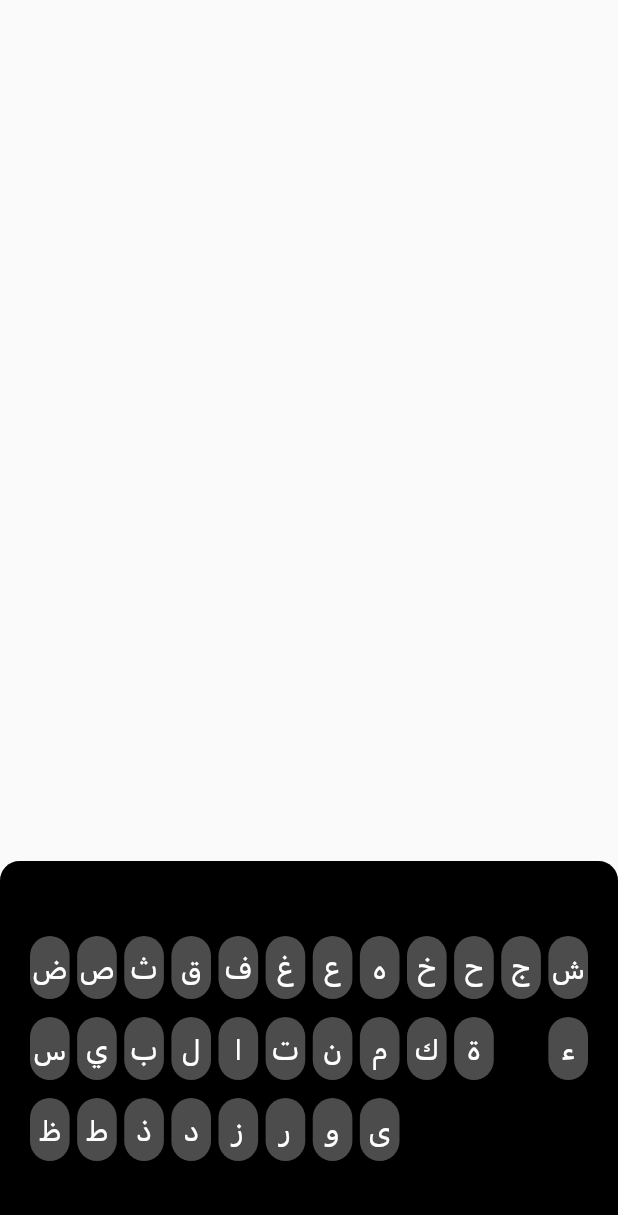
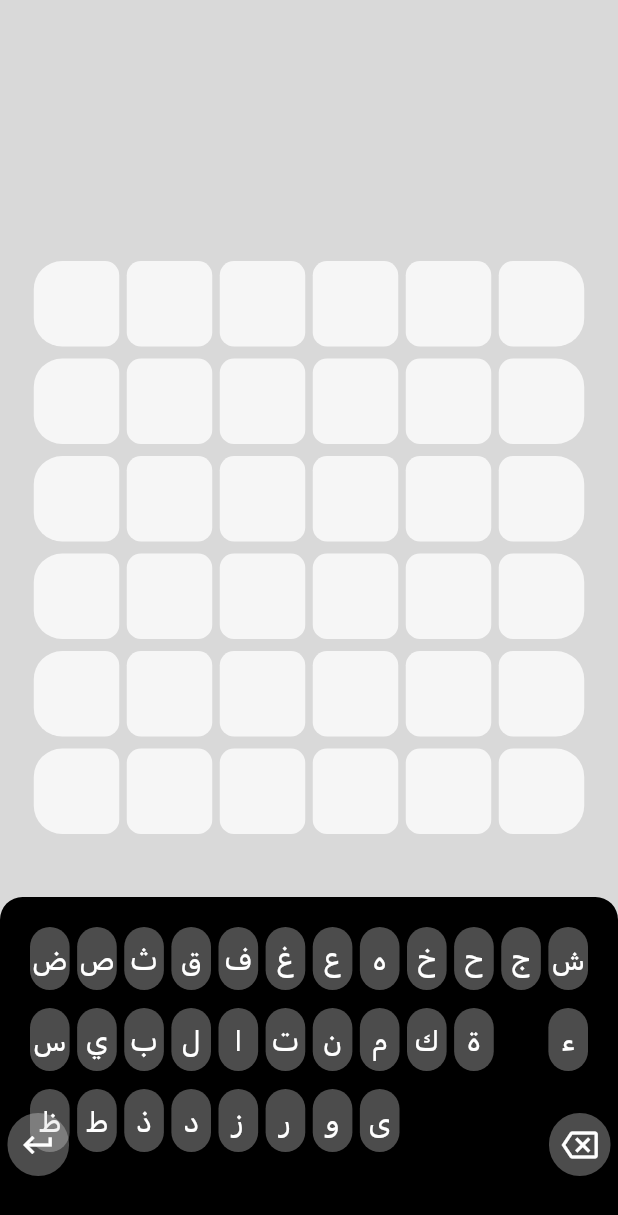
Before and after one commit to sof9816/kelma, a Flutter app: the screen it shows after launch, on a phone screen of 412 x 824 dp. Shown: the top 1215 px of the screen. Run offline on Flutter 3.47's test engine with Material 2 defaults, Android fonts, the phone set to English and light mode, and no system bars.

Commit message:
:white_check_mark: done: triesGrid and some refactor
triesGrid and keyboard converted to widgets and fix layouts with mediaQuery and refactor code to enhance it and minmize it.

```diff
--- a/lib/home.dart
+++ b/lib/home.dart
@@ -1,4 +1,6 @@
 import 'package:flutter/material.dart';
+import 'package:kelma/widgets/keyboard.dart';
+import 'package:kelma/widgets/tries.dart';
 
 class Home extends StatefulWidget {
   const Home({Key? key}) : super(key: key);
@@ -8,96 +10,22 @@ class Home extends StatefulWidget {
 }
 
 class _HomeState extends State<Home> {
-  String letters =
-      "ض0ص0ث0ق0ف0غ0ع0ه0خ0ح0ج0ش0س0ي0ب0ل0ا0ت0ن0م0ك0ة0ء0ظ0ط0ذ0د0ز0ر0و0ى";
-
   @override
   Widget build(BuildContext context) {
     return Scaffold(
       // appBar: AppBar(),
       body: Center(
-        child: Stack(
-          children: [
-            Positioned(
-              bottom: 0,
-              left: 0,
-              right: 0,
-              child: Container(
-                height: 250,
-                decoration: const BoxDecoration(
-                  color: Colors.black,
-                  borderRadius: BorderRadius.only(
-                      topLeft: Radius.circular(13.0),
-                      topRight: Radius.circular(13.0)),
-                ),
-                child: GridView.builder(
-                    padding: const EdgeInsets.fromLTRB(20, 50, 20, 50),
-                    gridDelegate:
-                        const SliverGridDelegateWithMaxCrossAxisExtent(
-                            maxCrossAxisExtent: 26,
-                            mainAxisExtent: 42,
-                            childAspectRatio: 26 / 42,
-                            crossAxisSpacing: 5,
-                            mainAxisSpacing: 12),
-                    itemCount: letters.split("0").length + 2,
-                    itemBuilder: (BuildContext ctx, index) {
-                      return GestureDetector(
-                        onTap: () {
-                          int newIndex = index + 1;
-                          int count = letters.split("0").length;
-                          if (newIndex == 23 || newIndex == count + 2) {
-                            return;
-                          }
-                        },
-                        child: Container(
-                          width: 29,
-                          height: 42,
-                          alignment: Alignment.center,
-                          child: letterWidget(index, letters),
-                          decoration: BoxDecoration(
-                              color: getColor(index),
-                              borderRadius: BorderRadius.circular(15)),
-                        ),
-                      );
-                    }),
-              ),
-            ),
-          ],
+        child: Container(
+          color: const Color(0xFFD9D9D9),
+          child: Stack(
+            children: const [
+              Positioned(top: 150, left: 0, right: 0, child: TriesGrid()),
+              Positioned(bottom: 0, left: 0, right: 0, child: Keyboard()),
+            ],
+          ),
         ),
       ),
       // This trailing comma makes auto-formatting nicer for build methods.
     );
   }
-
-  Color getColor(index) {
-    int newIndex = index + 1;
-    int count = letters.split("0").length;
-    if (newIndex == 23 || newIndex == count + 2) {
-      return Colors.black;
-    } else {
-      return const Color.fromARGB(89, 217, 217, 217);
-    }
-  }
-
-  Widget letterWidget(index, letters) {
-    int count = letters.split("0").length;
-    int newIndex = index + 1;
-    if (newIndex == 23) {
-      return const Text("");
-    }
-    if (newIndex == count + 2) {
-      return const Text("");
-    }
-    if (newIndex > 23 && newIndex < count + 2) {
-      return Text(
-        letters.split("0")[index - 1],
-        style: Theme.of(context).textTheme.bodyText1!.copyWith(fontSize: 20),
-      );
-    }
-    String letter = letters.split("0")[index];
-    return Text(
-      letter,
-      style: Theme.of(context).textTheme.bodyText1!.copyWith(fontSize: 20),
-    );
-  }
 }
--- /dev/null
+++ b/lib/widgets/keyboard.dart
@@ -0,0 +1,129 @@
+import 'package:flutter/material.dart';
+
+class Keyboard extends StatelessWidget {
+  const Keyboard({Key? key}) : super(key: key);
+
+  final String letters =
+      "ض0ص0ث0ق0ف0غ0ع0ه0خ0ح0ج0ش0س0ي0ب0ل0ا0ت0ن0م0ك0ة0ء0ظ0ط0ذ0د0ز0ر0و0ى";
+
+  @override
+  Widget build(BuildContext context) {
+    return keyboardGrid(context);
+  }
+
+  Widget keyboardGrid(context) {
+    double height = (MediaQuery.of(context).size.height / 4) + 20;
+    return Stack(
+      children: [
+        Container(
+          height: height,
+          decoration: BoxDecoration(
+            color: Colors.black,
+            borderRadius: BorderRadius.only(
+                topLeft: Radius.circular(height / 15),
+                topRight: Radius.circular(height / 15)),
+          ),
+          child: GridView.builder(
+              padding: const EdgeInsets.fromLTRB(20, 20, 20, 20),
+              gridDelegate: const SliverGridDelegateWithMaxCrossAxisExtent(
+                  maxCrossAxisExtent: 26,
+                  mainAxisExtent: 42,
+                  childAspectRatio: 26 / 42,
+                  crossAxisSpacing: 5,
+                  mainAxisSpacing: 12),
+              itemCount: letters.split("0").length + 2,
+              itemBuilder: (BuildContext ctx, index) {
+                return GestureDetector(
+                  onTap: () {
+                    int newIndex = index + 1;
+                    int count = letters.split("0").length;
+                    if (newIndex == 23 || newIndex == count + 2) {
+                      return;
+                    }
+                  },
+                  child: Container(
+                    width: 29,
+                    height: 42,
+                    alignment: Alignment.center,
+                    decoration: BoxDecoration(
+                        color: getColor(index),
+                        borderRadius: BorderRadius.circular(15)),
+                    child: letterWidget(context, index, letters),
+                  ),
+                );
+              }),
+        ),
+        Positioned(bottom: 40, left: 5, child: enterButton()),
+        Positioned(bottom: 40, right: 5, child: removeButton())
+      ],
+    );
+  }
+
+  Color getColor(index) {
+    int newIndex = index + 1;
+    int count = letters.split("0").length;
+    if (newIndex == 23 || newIndex == count + 2) {
+      return Colors.black;
+    } else {
+      return const Color.fromARGB(89, 217, 217, 217);
+    }
+  }
+
+  Widget enterButton() {
+    return Container(
+      width: 41,
+      height: 42,
+      alignment: Alignment.center,
+      decoration: BoxDecoration(
+          color: const Color.fromARGB(89, 217, 217, 217),
+          borderRadius: BorderRadius.circular(22)),
+      child: IconButton(
+        onPressed: () {},
+        icon: const Icon(
+          Icons.keyboard_return_outlined,
+          color: Colors.white,
+        ),
+      ),
+    );
+  }
+
+  Widget removeButton() {
+    return Container(
+      width: 41,
+      height: 42,
+      alignment: Alignment.center,
+      decoration: BoxDecoration(
+          color: const Color.fromARGB(89, 217, 217, 217),
+          borderRadius: BorderRadius.circular(22)),
+      child: IconButton(
+        onPressed: () {},
+        icon: const Icon(
+          Icons.backspace_outlined,
+          color: Colors.white,
+        ),
+      ),
+    );
+  }
+
+  Widget letterWidget(context, index, letters) {
+    int count = letters.split("0").length;
+    int newIndex = index + 1;
+    if (newIndex == 23) {
+      return const Text("");
+    }
+    if (newIndex == count + 2) {
+      return const Text("");
+    }
+    if (newIndex > 23 && newIndex < count + 2) {
+      return Text(
+        letters.split("0")[index - 1],
+        style: Theme.of(context).textTheme.bodyText1!.copyWith(fontSize: 20),
+      );
+    }
+    String letter = letters.split("0")[index];
+    return Text(
+      letter,
+      style: Theme.of(context).textTheme.bodyText1!.copyWith(fontSize: 20),
+    );
+  }
+}
--- /dev/null
+++ b/lib/widgets/tries.dart
@@ -0,0 +1,70 @@
+import 'package:flutter/material.dart';
+
+class TriesGrid extends StatelessWidget {
+  const TriesGrid({Key? key}) : super(key: key);
+
+  @override
+  Widget build(BuildContext context) {
+    return triesGrid(context);
+  }
+
+  Widget triesGrid(context) {
+    List<Widget> rows = List.filled(6, triesRow(context));
+    return Center(
+      child: Padding(
+        padding: const EdgeInsets.all(20.0),
+        child: Column(children: rows),
+      ),
+    );
+  }
+
+  Widget triesRow(context) {
+    List<Widget> boxes = triesRowCalculate(context);
+    return Row(
+      mainAxisAlignment: MainAxisAlignment.center,
+      children: boxes,
+    );
+  }
+
+  List<Widget> triesRowCalculate(context) {
+    double size = (MediaQuery.of(context).size.width - 70) / 6;
+    double borderRadius = size / 6;
+    double borderRadiusDouble = borderRadius * 2;
+    List<Widget> boxes = [
+      letterBox(
+          context,
+          [borderRadiusDouble, borderRadiusDouble, borderRadius, borderRadius],
+          size),
+    ];
+    boxes.addAll(List.filled(4, letterBox(context, [borderRadius], size)));
+    boxes.add(letterBox(
+        context,
+        [borderRadius, borderRadius, borderRadiusDouble, borderRadiusDouble],
+        size));
+    return boxes;
+  }
+
+  Widget letterBox(context, List<double> radius, size) {
+    if (radius.length == 1) {
+      radius = List.filled(4, radius[0]);
+    }
+    return Container(
+      margin: const EdgeInsets.fromLTRB(2.5, 4, 2.5, 4),
+      height: size,
+      width: size,
+      alignment: Alignment.center,
+      decoration: BoxDecoration(
+        color: const Color(0xFFF6F6F6),
+        borderRadius: BorderRadius.only(
+            topLeft: Radius.circular(radius[0]),
+            bottomLeft: Radius.circular(radius[1]),
+            bottomRight: Radius.circular(radius[2]),
+            topRight: Radius.circular(radius[3])),
+      ),
+      child: Text(
+        "",
+        style: Theme.of(context).textTheme.headline1!.copyWith(fontSize: 30),
+      ),
+    );
+  }
+}
```
Also changed, not shown: pubspec.lock, 1 other file.
